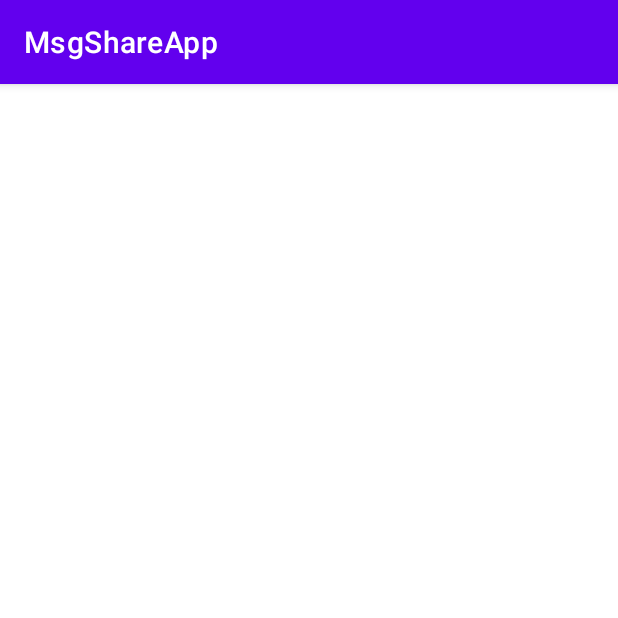
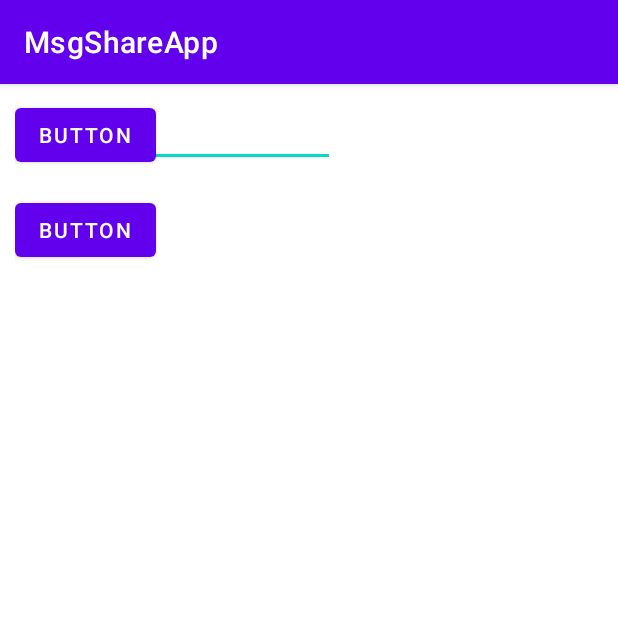
Before and after one commit to MFRS/journalIt, an Android app: the screen it shows after launch (MainActivity), on a phone screen of 412 x 824 dp, the top half of it. Run offline under Robolectric (Android 15) with nearby library versions, the phone set to English and light mode, and no system bars.

Commit message:
Section two_two

```diff
--- a/app/src/main/java/miguelsalvador/co/uk/MainActivity.kt
+++ b/app/src/main/java/miguelsalvador/co/uk/MainActivity.kt
@@ -2,6 +2,10 @@ package miguelsalvador.co.uk
 
 import androidx.appcompat.app.AppCompatActivity
 import android.os.Bundle
+import android.util.Log
+import android.widget.Button
+import android.widget.EditText
+import android.widget.Toast
 
 class MainActivity : AppCompatActivity() {
 
@@ -9,6 +13,14 @@ class MainActivity : AppCompatActivity() {
         super.onCreate(savedInstanceState)
 //      Connect to main layout
         setContentView(R.layout.activity_main)
+
+        var btn1 = findViewById<Button>(R.id.btnShowToast);
+        btn1.setOnClickListener{
+//            Log.i("MainActivity","btn was clicked!")
+//           shows alert on app screen
+            Toast.makeText(this,"Button was clicked!",Toast.LENGTH_SHORT).show()
+        }
+    //        btnSendMsgNoActivity.setOnClickListener
     }
 
 
--- a/app/src/main/res/layout/activity_main.xml
+++ b/app/src/main/res/layout/activity_main.xml
@@ -1,9 +1,32 @@
 <?xml version="1.0" encoding="utf-8"?>
-<androidx.constraintlayout.widget.ConstraintLayout xmlns:android="http://schemas.android.com/apk/res/android"
+<RelativeLayout xmlns:android="http://schemas.android.com/apk/res/android"
     xmlns:app="http://schemas.android.com/apk/res-auto"
     xmlns:tools="http://schemas.android.com/tools"
     android:layout_width="match_parent"
     android:layout_height="match_parent"
-    tools:context=".MainActivity">
+    tools:context=".MainActivity"
+    android:padding="10dp">
 
-</androidx.constraintlayout.widget.ConstraintLayout>
+    <Button
+        android:id="@+id/btnShowToast"
+        android:layout_width="wrap_content"
+        android:layout_height="wrap_content"
+        android:layout_marginTop="63dp"
+        android:text="Button" />
+
+    <EditText
+        android:id="@+id/eTNoUser"
+        android:layout_width="wrap_content"
+        android:layout_height="wrap_content"
+        android:ems="10"
+        android:hint="Input message"
+        android:inputType="text"
+        android:text="Name" />
+
+    <Button
+        android:id="@+id/btnSendMsgNoActivity"
+        android:layout_width="wrap_content"
+        android:layout_height="wrap_content"
+        android:text="Button" />
+
+</RelativeLayout>
```
